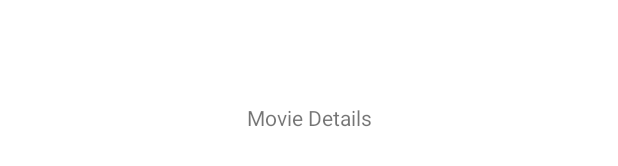
After one commit to michaellchandra/MAD_MVVM_MovieDB, an Android app: the layout fragment_movie_details.xml on its own in the app's theme, with its tools: preview values and no code run, on a phone screen of 412 x 824 dp. The commit adds this screen. Shown: the part 501-667 px from the top of the screen. Run offline under Robolectric (Android 15) with nearby library versions, the phone set to English and light mode, and no system bars.

Commit message:
commit for UTS

```diff
--- a/app/src/main/java/com/project/moviedb/view/MainMenuActivity.java
+++ b/app/src/main/java/com/project/moviedb/view/MainMenuActivity.java
@@ -23,8 +23,8 @@ public class MainMenuActivity extends AppCompatActivity {
     protected void onCreate(Bundle savedInstanceState) {
         super.onCreate(savedInstanceState);
         setContentView(R.layout.activity_main_menu);
-        toolbar = findViewById(R.id.toolbar_main_menu);
-        setSupportActionBar(toolbar);
+//        toolbar = findViewById(R.id.toolbar_main_menu);
+//        setSupportActionBar(toolbar);
         bottomNavigationView = findViewById(R.id.bottom_nav_main_menu);
         navHostFragment = (NavHostFragment) getSupportFragmentManager().findFragmentById(R.id.nav_fragment_main_menu);
 
--- a/app/src/main/java/com/project/moviedb/view/activities/NowPlayingActivity.java
+++ b/app/src/main/java/com/project/moviedb/view/activities/NowPlayingActivity.java
@@ -47,7 +47,7 @@ public class NowPlayingActivity extends AppCompatActivity {
         public void onChanged(NowPlaying nowPlaying) {
             rv_now_playing.setLayoutManager(new LinearLayoutManager(NowPlayingActivity.this));
             NowPlayingAdapter adapter = new NowPlayingAdapter(NowPlayingActivity.this);
-            adapter.setListNowPlaying((ArrayList<NowPlaying.Results>) nowPlaying.getResults());
+            adapter.setListNowPlaying(nowPlaying.getResults());
             rv_now_playing.setAdapter(adapter);
         }
     };
--- a/app/src/main/res/layout/activity_main_menu.xml
+++ b/app/src/main/res/layout/activity_main_menu.xml
@@ -20,7 +20,7 @@
         android:id="@+id/nav_fragment_main_menu"
         android:name="androidx.navigation.fragment.NavHostFragment"
         android:layout_width="409dp"
-        android:layout_height="673dp"
+        android:layout_height="610dp"
         app:defaultNavHost="true"
         app:layout_constraintBottom_toTopOf="@+id/bottom_nav_main_menu"
         app:layout_constraintEnd_toEndOf="parent"
--- /dev/null
+++ b/app/src/main/res/layout/fragment_movie_details.xml
@@ -0,0 +1,19 @@
+<?xml version="1.0" encoding="utf-8"?>
+<androidx.constraintlayout.widget.ConstraintLayout xmlns:android="http://schemas.android.com/apk/res/android"
+    xmlns:app="http://schemas.android.com/apk/res-auto"
+    xmlns:tools="http://schemas.android.com/tools"
+    android:id="@+id/cons_movie_details_fragment"
+    android:layout_width="match_parent"
+    android:layout_height="match_parent"
+    tools:context=".view.fragments.MovieDetailsFragment" >
+
+    <TextView
+        android:id="@+id/lbl_movie_id_details_fragment"
+        android:layout_width="wrap_content"
+        android:layout_height="wrap_content"
+        android:text="@string/movie_details"
+        app:layout_constraintBottom_toBottomOf="parent"
+        app:layout_constraintEnd_toEndOf="parent"
+        app:layout_constraintStart_toStartOf="parent"
+        app:layout_constraintTop_toTopOf="parent" />
+</androidx.constraintlayout.widget.ConstraintLayout>
--- /dev/null
+++ b/app/src/main/res/values/ids.xml
@@ -0,0 +1,5 @@
+<?xml version="1.0" encoding="utf-8"?>
+<resources>
+    <item name="item_click_support" type="id" />
+
+</resources>
--- a/app/src/main/res/values/strings.xml
+++ b/app/src/main/res/values/strings.xml
@@ -4,4 +4,5 @@
     <string name="hello_blank_fragment">Hello blank fragment</string>
     <string name="now_playing">Now Playing</string>
     <string name="up_coming">Up Coming</string>
+    <string name="movie_details">Movie Details</string>
 </resources>
```
Also changed, not shown: app/src/main/java/com/project/moviedb/adapter/NowPlayingAdapter.java (+17 -11 lines), app/src/main/java/com/project/moviedb/view/fragments/MovieDetailsFragment.java (added, +76 -0 lines), app/src/main/java/com/project/moviedb/view/fragments/NowPlayingFragment.java (+5 -4 lines), app/src/main/res/navigation/bottom_menu.xml (+16 -1 lines).
